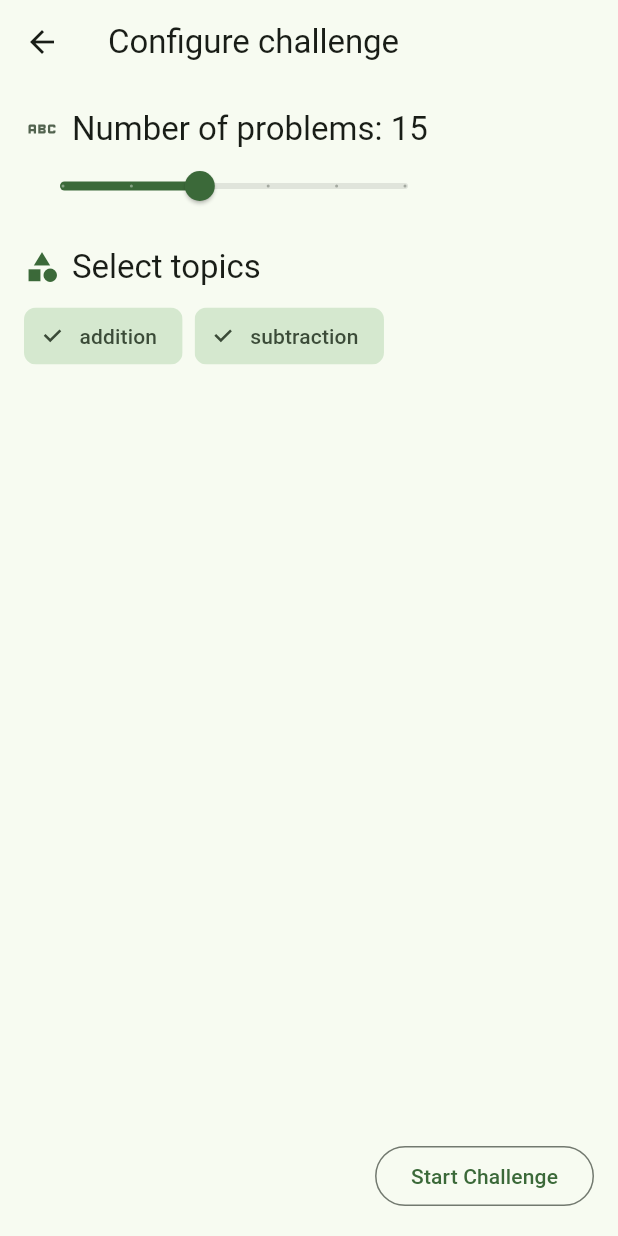
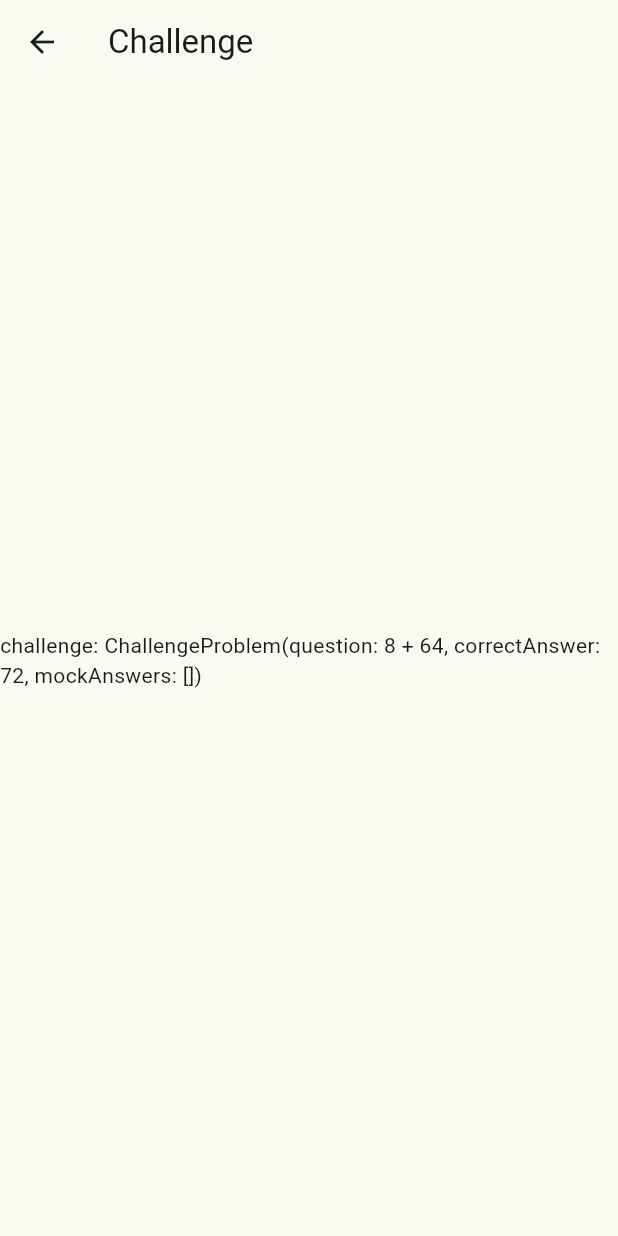
Before and after one commit to Sintexer/fastmath, a Flutter app: the ChallengeConfigScreen screen opened by its route, after a tap on "Start Challenge", on a phone screen of 412 x 824 dp. Run offline on Flutter 3.47's test engine with Material 3 defaults, Android fonts, the phone set to English and light mode, and no system bars; our stand-ins replace flutter_riverpod, freezed_annotation, go_router, riverpod_annotation; missing offline and left inert: responsive_grid_list; generated files the repository leaves out were written again.

Commit message:
feat(challenge): add problem generation

```diff
--- a/lib/app.dart
+++ b/lib/app.dart
@@ -1,4 +1,5 @@
 import 'package:fastmath/challenge/screens/challenge_config_screen.dart';
+import 'package:fastmath/challenge/screens/challenge_screen.dart';
 import 'package:fastmath/screens/home_screen.dart';
 import 'package:fastmath/training/screens/trainings_screen.dart';
 import 'package:fastmath/training/screens/training_screen.dart';
@@ -14,6 +15,10 @@ final _router = GoRouter(
           GoRoute(
             path: ChallengeConfigScreen.routeName,
             builder: (context, state) => const ChallengeConfigScreen(),
+          ),
+          GoRoute(
+            path: ChallengeScreen.routeName,
+            builder: (context, state) => const ChallengeScreen(),
           ),
         ]),
     GoRoute(
--- a/lib/challenge/providers/challenge_providers.dart
+++ b/lib/challenge/providers/challenge_providers.dart
@@ -1,7 +1,9 @@
-
+import 'dart:math';
 
 import 'package:fastmath/challenge/data/challenge_models.dart';
+import 'package:fastmath/challenge/service/challenge_generator.dart';
 import 'package:fastmath/model/math.dart';
+import 'package:flutter_riverpod/flutter_riverpod.dart';
 import 'package:riverpod_annotation/riverpod_annotation.dart';
 part 'challenge_providers.g.dart';
 
@@ -9,7 +11,8 @@ part 'challenge_providers.g.dart';
 class ChallengeConfigState extends _$ChallengeConfigState {
   @override
   ChallengeConfig build() {
-    return ChallengeConfig(length: 15, topics: [Topic.addition, Topic.subtraction]);
+    return ChallengeConfig(
+        length: 15, topics: [Topic.addition, Topic.subtraction]);
   }
 
   void setTopics(List<Topic> topics) {
@@ -20,3 +23,27 @@ class ChallengeConfigState extends _$ChallengeConfigState {
     state = state.copyWith(length: length);
   }
 }
+
+@riverpod
+Random random(Ref ref) {
+  return Random();
+}
+
+@riverpod
+class ChallengeState extends _$ChallengeState {
+  @override
+  Future<ChallengeProgress> build() async {
+    final random = ref.watch(randomProvider);
+    final config = ref.watch(challengeConfigStateProvider);
+    final problems = <ChallengeProblem>[];
+    for (int i = 0; i < config.length; ++i) {
+      final topic = config.topics[random.nextInt(config.topics.length)];
+      final problem = await generators[topic]!.generateProblem();
+      problems.add(problem);
+    }
+    return ChallengeProgress(
+      problems: problems,
+      answers: List.empty(),
+    );
+  }
+}
--- a/lib/challenge/screens/challenge_config_screen.dart
+++ b/lib/challenge/screens/challenge_config_screen.dart
@@ -1,7 +1,9 @@
 import 'package:fastmath/challenge/providers/challenge_providers.dart';
+import 'package:fastmath/challenge/screens/challenge_screen.dart';
 import 'package:fastmath/model/math.dart';
 import 'package:flutter/material.dart';
 import 'package:flutter_riverpod/flutter_riverpod.dart';
+import 'package:go_router/go_router.dart';
 
 class ChallengeConfigScreen extends ConsumerWidget {
   static const routeName = "/challenge/config";
@@ -89,8 +91,7 @@ class ChallengeConfigScreen extends ConsumerWidget {
                 alignment: Alignment.bottomRight,
                 child: OutlinedButton(
                   onPressed: () {
-                    // Navigate to the Quiz screen
-                    print("/mock go to challenge");
+                    context.go(ChallengeScreen.routeName);
                     // context.go('/quiz');
                   },
                   child: Text('Start Challenge'),
--- /dev/null
+++ b/lib/challenge/screens/challenge_screen.dart
@@ -0,0 +1,33 @@
+
+
+
+import 'package:fastmath/challenge/data/challenge_models.dart';
+import 'package:fastmath/challenge/providers/challenge_providers.dart';
+import 'package:flutter/material.dart';
+import 'package:flutter_riverpod/flutter_riverpod.dart';
+
+class ChallengeScreen extends ConsumerWidget {
+
+  static const routeName = "/challenge/quiz";
+
+  const ChallengeScreen({super.key});
+
+  @override
+  Widget build(BuildContext context, WidgetRef ref) {
+    // final config = ref.watch(challengeConfigStateProvider);
+    final challenge = ref.watch(challengeStateProvider);
+
+    return Scaffold(
+        appBar: AppBar(title: Text("Challenge")),
+        body: Center(
+          child: switch(challenge) {
+            AsyncData(:final value) => Text("challenge: ${value.problems[0]}"),
+            _ => CircularProgressIndicator()
+          },
+        ),
+      );
+
+
+
+  }
+}
--- a/lib/challenge/service/addition_challenge_generators.dart
+++ b/lib/challenge/service/addition_challenge_generators.dart
@@ -7,8 +7,8 @@ class AdditionProblemGenerator extends ProblemGeneratorService {
   final random = Random();
   @override
   Future<ChallengeProblem> generateProblem() async {
-    final left = random.nextInt(8) + 1;
-    final right = random.nextInt(90) + 2;
+    final left = random.nextInt(9) + 1;
+    final right = random.nextInt(88) + 11;
     return ChallengeProblem(
       question: "$left + $right",
       correctAnswer: "${left + right}",
```
Also changed, not shown: lib/challenge/data/challenge_models.dart (+9 -0 lines), lib/challenge/service/challenge_generator.dart (+8 -0 lines), lib/challenge/data/challenge_models.freezed.dart, lib/challenge/providers/challenge_providers.g.dart.
